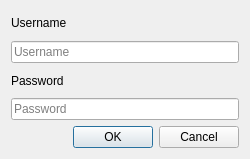
The window that src/siriushlacon/epicstel/ui/login.ui (lnls-sirius/pydm-opi) describes before a commit, drawn with Qt 5.
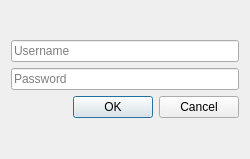
The same window after the commit.

Diff of the .ui file:
```diff
--- a/src/siriushlacon/epicstel/ui/login.ui
+++ b/src/siriushlacon/epicstel/ui/login.ui
@@ -22,13 +22,6 @@
   <layout class="QGridLayout" name="gridLayout">
    <item row="0" column="0">
     <layout class="QVBoxLayout" name="verticalLayout">
-     <item>
-      <widget class="QLabel" name="label">
-       <property name="text">
-        <string>Username</string>
-       </property>
-      </widget>
-     </item>
      <item>
       <widget class="QLineEdit" name="username">
        <property name="text">
@@ -42,13 +35,6 @@
        </property>
       </widget>
      </item>
-     <item>
-      <widget class="QLabel" name="label_2">
-       <property name="text">
-        <string>Password</string>
-       </property>
-      </widget>
-     </item>
      <item>
       <widget class="QLineEdit" name="password">
        <property name="echoMode">
```
